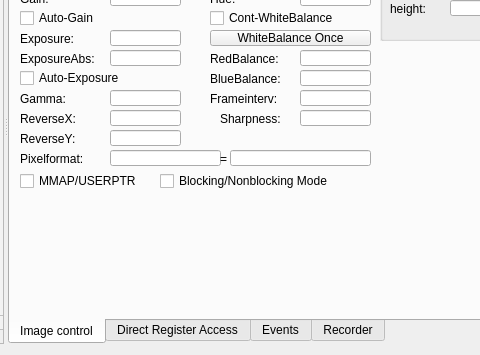
Before: the Qt Designer form Source/res/v4l2test.ui in alliedvision/V4L2Viewer, drawn with Qt 5; both pictures show x 430 to 910 and y 465 to 820 of the 1224 by 820 pixel window.
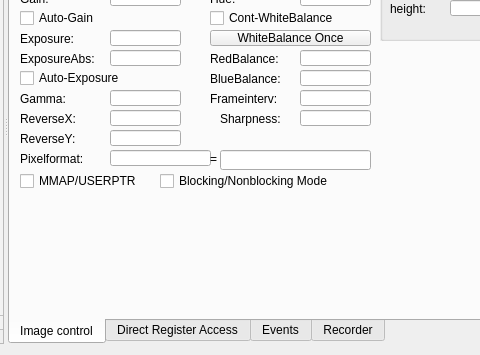
After: the same form once the commit is applied. Icons and pictures are not drawn.

Diff of the .ui file:
```diff
--- a/Source/res/v4l2test.ui
+++ b/Source/res/v4l2test.ui
@@ -573,7 +573,7 @@
            <rect>
             <x>100</x>
             <y>240</y>
-            <width>111</width>
+            <width>101</width>
             <height>16</height>
            </rect>
           </property>
@@ -686,10 +686,10 @@
          <widget class="QLineEdit" name="m_edPixelformatText">
           <property name="geometry">
            <rect>
-            <x>220</x>
+            <x>210</x>
             <y>240</y>
-            <width>141</width>
-            <height>16</height>
+            <width>151</width>
+            <height>20</height>
            </rect>
           </property>
           <property name="readOnly">
@@ -699,7 +699,7 @@
          <widget class="QLabel" name="label_9">
           <property name="geometry">
            <rect>
-            <x>210</x>
+            <x>200</x>
             <y>240</y>
             <width>16</width>
             <height>17</height>
```
